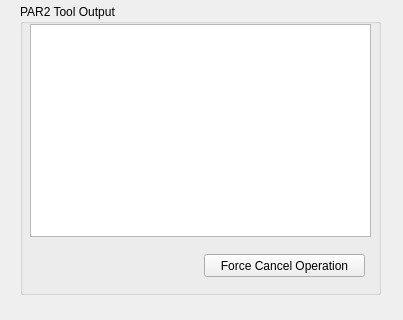
Above: Forms/Par2Window.ui from billkarsh/SpikeGLX before the change; both pictures show x 0 to 403 and y 176 to 496 of the 403 by 496 pixel window. Below: the same form after it.
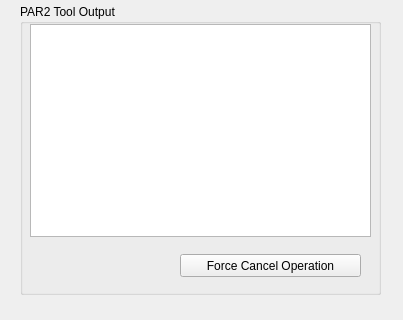
That is the form after the change.

```diff
--- a/Forms/Par2Window.ui
+++ b/Forms/Par2Window.ui
@@ -53,9 +53,9 @@
    <widget class="QPushButton" name="forceCancelBut">
     <property name="geometry">
      <rect>
-      <x>184</x>
+      <x>160</x>
       <y>250</y>
-      <width>161</width>
+      <width>181</width>
       <height>23</height>
      </rect>
     </property>
```
